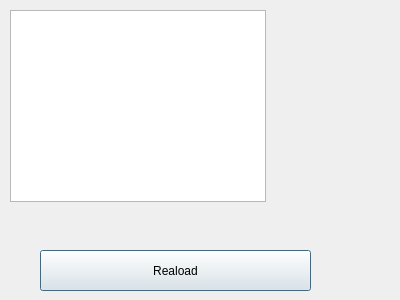
Qt form getserversinformation.ui (ErfanGerami/AP-Project) before a commit.
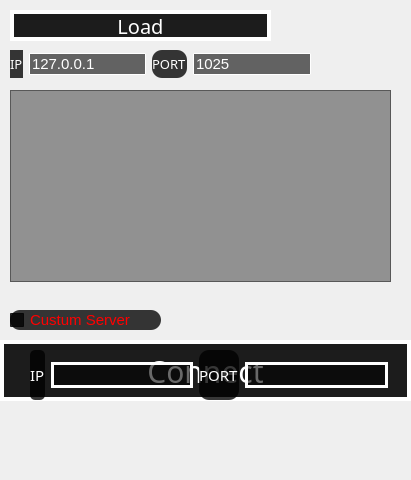
The same form after that commit. Icons and pictures are not drawn.

Commit message: adding client and MainServer visual and backend but still there are bugs remaining

```diff
--- a/getserversinformation.ui
+++ b/getserversinformation.ui
@@ -6,35 +6,274 @@
    <rect>
     <x>0</x>
     <y>0</y>
-    <width>400</width>
-    <height>300</height>
+    <width>411</width>
+    <height>480</height>
    </rect>
   </property>
   <property name="windowTitle">
    <string>Dialog</string>
   </property>
-  <widget class="QPushButton" name="pushButton">
-   <property name="geometry">
-    <rect>
-     <x>40</x>
-     <y>250</y>
-     <width>271</width>
-     <height>41</height>
-    </rect>
-   </property>
-   <property name="text">
-    <string>Reaload</string>
-   </property>
-  </widget>
-  <widget class="QListWidget" name="listWidget">
+  <property name="styleSheet">
+   <string notr="true">#GetServersInformation{border-image:url(:/images/images/WhiteSkull.jpg); }</string>
+  </property>
+  <widget class="QPushButton" name="reload">
    <property name="geometry">
     <rect>
      <x>10</x>
      <y>10</y>
-     <width>256</width>
+     <width>261</width>
+     <height>31</height>
+    </rect>
+   </property>
+   <property name="font">
+    <font>
+     <family>MV Boli</family>
+     <pointsize>-1</pointsize>
+    </font>
+   </property>
+   <property name="styleSheet">
+    <string notr="true">#reload{font-size:20px; border-color:white;border-radius:35px;;background-color:rgba(0,0,0,225);color:white;border-style: solid;
+  border-width: 4px;}
+#reload:hover{background-color:rgba(255,255,255,225);color:black;}</string>
+   </property>
+   <property name="text">
+    <string>Load</string>
+   </property>
+  </widget>
+  <widget class="QListWidget" name="listWidget">
+   <property name="geometry">
+    <rect>
+     <x>10</x>
+     <y>90</y>
+     <width>381</width>
      <height>192</height>
     </rect>
    </property>
+   <property name="font">
+    <font>
+     <family>Segoe UI Black</family>
+     <pointsize>-1</pointsize>
+     <weight>75</weight>
+     <bold>true</bold>
+    </font>
+   </property>
+   <property name="styleSheet">
+    <string notr="true">background-color:rgba(0,0,0,100);color:white;font-size:15px;
+</string>
+   </property>
+  </widget>
+  <widget class="QCheckBox" name="checkBox">
+   <property name="geometry">
+    <rect>
+     <x>10</x>
+     <y>310</y>
+     <width>151</width>
+     <height>20</height>
+    </rect>
+   </property>
+   <property name="styleSheet">
+    <string notr="true">border-style:solid; background-color: rgba(0, 0, 0,200); color:red
+;font-size:15px;border-radius:10px;</string>
+   </property>
+   <property name="text">
+    <string>Custum Server</string>
+   </property>
+  </widget>
+  <widget class="QPushButton" name="connect">
+   <property name="geometry">
+    <rect>
+     <x>0</x>
+     <y>340</y>
+     <width>411</width>
+     <height>61</height>
+    </rect>
+   </property>
+   <property name="font">
+    <font>
+     <family>MV Boli</family>
+     <pointsize>-1</pointsize>
+    </font>
+   </property>
+   <property name="styleSheet">
+    <string notr="true">#connect{font-size:30px; border-color:white;border-radius:35px;;background-color:rgba(0,0,0,225);color:white;border-style: solid;
+  border-width: 4px;}
+#connect:hover{background-color:rgba(255,255,255,225);color:black;}</string>
+   </property>
+   <property name="text">
+    <string>Connect</string>
+   </property>
+  </widget>
+  <widget class="QWidget" name="layoutWidget">
+   <property name="enabled">
+    <bool>false</bool>
+   </property>
+   <property name="geometry">
+    <rect>
+     <x>30</x>
+     <y>350</y>
+     <width>358</width>
+     <height>50</height>
+    </rect>
+   </property>
+   <layout class="QHBoxLayout" name="horizontalLayout">
+    <item>
+     <widget class="QLabel" name="IP_l">
+      <property name="enabled">
+       <bool>false</bool>
+      </property>
+      <property name="font">
+       <font>
+        <family>MV Boli</family>
+        <pointsize>-1</pointsize>
+       </font>
+      </property>
+      <property name="styleSheet">
+       <string notr="true">border-style:solid; background-color: rgba(0, 0, 0,200); color:white
+
+;font-size:15px;border-radius:5px;</string>
+      </property>
+      <property name="text">
+       <string>IP</string>
+      </property>
+     </widget>
+    </item>
+    <item>
+     <widget class="QLineEdit" name="IP">
+      <property name="enabled">
+       <bool>false</bool>
+      </property>
+      <property name="styleSheet">
+       <string notr="true">#IP{border-color:white;background-color:rgba(0,0,0,150);color:white;font-size:15px;border-radius:1px;border-style:solid;border-width:3px;}
+#IP:hover{background-color:black;}
+
+</string>
+      </property>
+     </widget>
+    </item>
+    <item>
+     <widget class="QLabel" name="port_l">
+      <property name="enabled">
+       <bool>false</bool>
+      </property>
+      <property name="font">
+       <font>
+        <family>MV Boli</family>
+        <pointsize>-1</pointsize>
+       </font>
+      </property>
+      <property name="styleSheet">
+       <string notr="true">border-style:solid; background-color: rgba(0, 0, 0,200); color:white
+
+;font-size:15px;border-radius:10px;</string>
+      </property>
+      <property name="text">
+       <string>PORT</string>
+      </property>
+     </widget>
+    </item>
+    <item>
+     <widget class="QLineEdit" name="port">
+      <property name="enabled">
+       <bool>false</bool>
+      </property>
+      <property name="styleSheet">
+       <string notr="true">#port{border-color:white;background-color:rgba(0,0,0,150);color:white;font-size:15px;border-radius:1px;border-style:solid;border-width:3px;}
+#port:hover{background-color:black;}
+
+</string>
+      </property>
+      <property name="text">
+       <string/>
+      </property>
+     </widget>
+    </item>
+   </layout>
+  </widget>
+  <widget class="QWidget" name="layoutWidget">
+   <property name="geometry">
+    <rect>
+     <x>10</x>
+     <y>50</y>
+     <width>301</width>
+     <height>28</height>
+    </rect>
+   </property>
+   <layout class="QHBoxLayout" name="horizontalLayout_2">
+    <item>
+     <widget class="QLabel" name="IP_l_2">
+      <property name="enabled">
+       <bool>true</bool>
+      </property>
+      <property name="font">
+       <font>
+        <family>MV Boli</family>
+        <pointsize>-1</pointsize>
+       </font>
+      </property>
+      <property name="styleSheet">
+       <string notr="true">border-style:solid; background-color: rgba(0, 0, 0,200); color:white
+
+;font-size:13px;border-radius:10px;</string>
+      </property>
+      <property name="text">
+       <string>IP</string>
+      </property>
+     </widget>
+    </item>
+    <item>
+     <widget class="QLineEdit" name="mai_servers_ip">
+      <property name="enabled">
+       <bool>true</bool>
+      </property>
+      <property name="styleSheet">
+       <string notr="true">#mai_servers_ip{border-color:white;background-color:rgba(0,0,0,150);color:white;font-size:15px;border-radius:1px;border-style:solid;border-width:1px;}
+#mai_servers_ip:hover{background-color:black;}
+
+</string>
+      </property>
+      <property name="text">
+       <string>127.0.0.1</string>
+      </property>
+     </widget>
+    </item>
+    <item>
+     <widget class="QLabel" name="port_l_2">
+      <property name="enabled">
+       <bool>true</bool>
+      </property>
+      <property name="font">
+       <font>
+        <family>MV Boli</family>
+        <pointsize>-1</pointsize>
+       </font>
+      </property>
+      <property name="styleSheet">
+       <string notr="true">border-style:solid; background-color: rgba(0, 0, 0,200); color:white
+
+;font-size:13px;border-radius:10px;</string>
+      </property>
+      <property name="text">
+       <string>PORT</string>
+      </property>
+     </widget>
+    </item>
+    <item>
+     <widget class="QLineEdit" name="mai_servers_port">
+      <property name="enabled">
+       <bool>true</bool>
+      </property>
+      <property name="styleSheet">
+       <string notr="true">#mai_servers_port{border-color:white;background-color:rgba(0,0,0,150);color:white;font-size:15px;border-radius:1px;border-style:solid;border-width:1px;}
+#mai_servers_port:hover{background-color:black;}
+
+</string>
+      </property>
+      <property name="text">
+       <string>1025</string>
+      </property>
+     </widget>
+    </item>
+   </layout>
   </widget>
  </widget>
  <resources/>
```
The commit also changes 5 other files.
